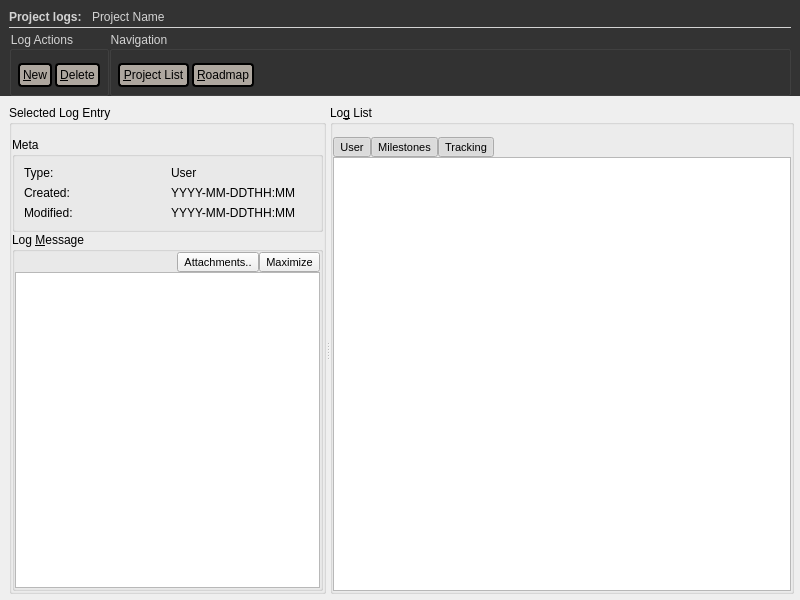
This is forms/log2.ui in skriticos/nelia1 as Qt 5 draws it before an edit. The edited form follows.
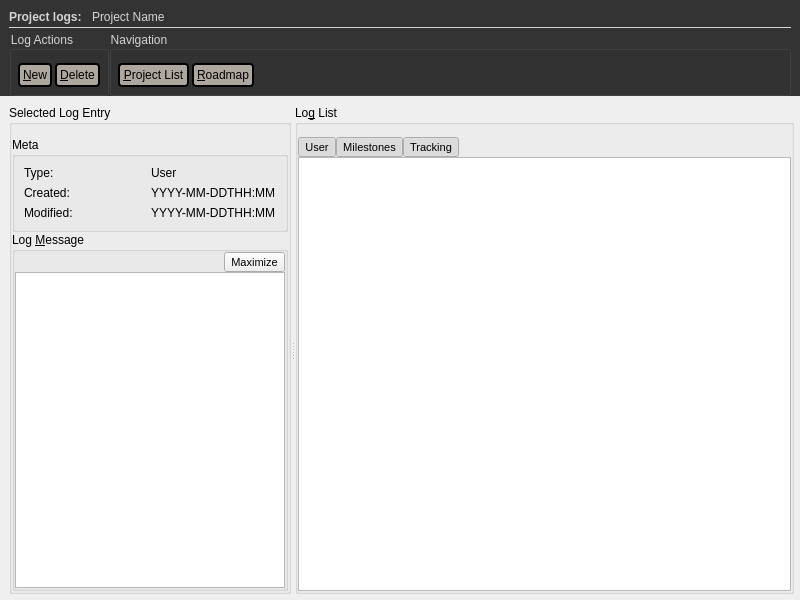
This is the edited form.

Commit message:
added roadmap widget (new style)
fixed some minor stuff with the other widgets

What changed in the file:
```diff
--- a/forms/log2.ui
+++ b/forms/log2.ui
@@ -420,21 +420,6 @@
               </spacer>
              </item>
              <item row="0" column="1">
-              <widget class="QToolButton" name="btn_log_attachment">
-               <property name="font">
-                <font>
-                 <pointsize>8</pointsize>
-                </font>
-               </property>
-               <property name="text">
-                <string>Attachments..</string>
-               </property>
-               <property name="checkable">
-                <bool>false</bool>
-               </property>
-              </widget>
-             </item>
-             <item row="0" column="2">
               <widget class="QToolButton" name="btn_log_maximize">
                <property name="font">
                 <font>
@@ -449,7 +434,7 @@
                </property>
               </widget>
              </item>
-             <item row="1" column="0" colspan="3">
+             <item row="1" column="0" colspan="2">
               <widget class="QTextEdit" name="text_log_message"/>
              </item>
             </layout>
```
Left out of the diff: 1 changed line with no effect on the pictures. The commit also changes 2 other files.
